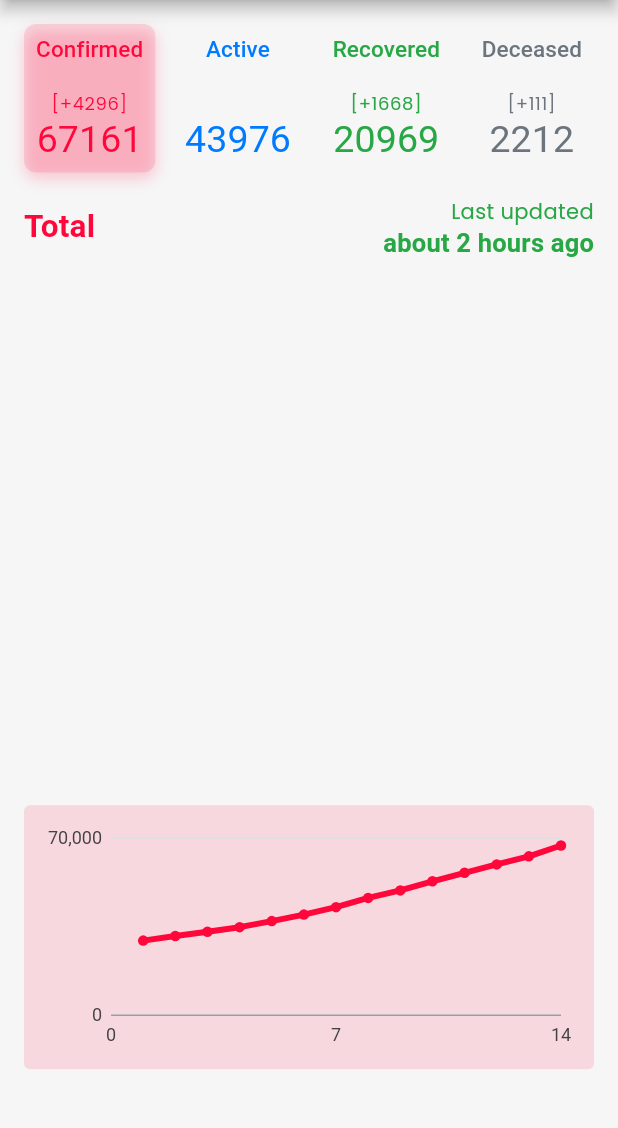
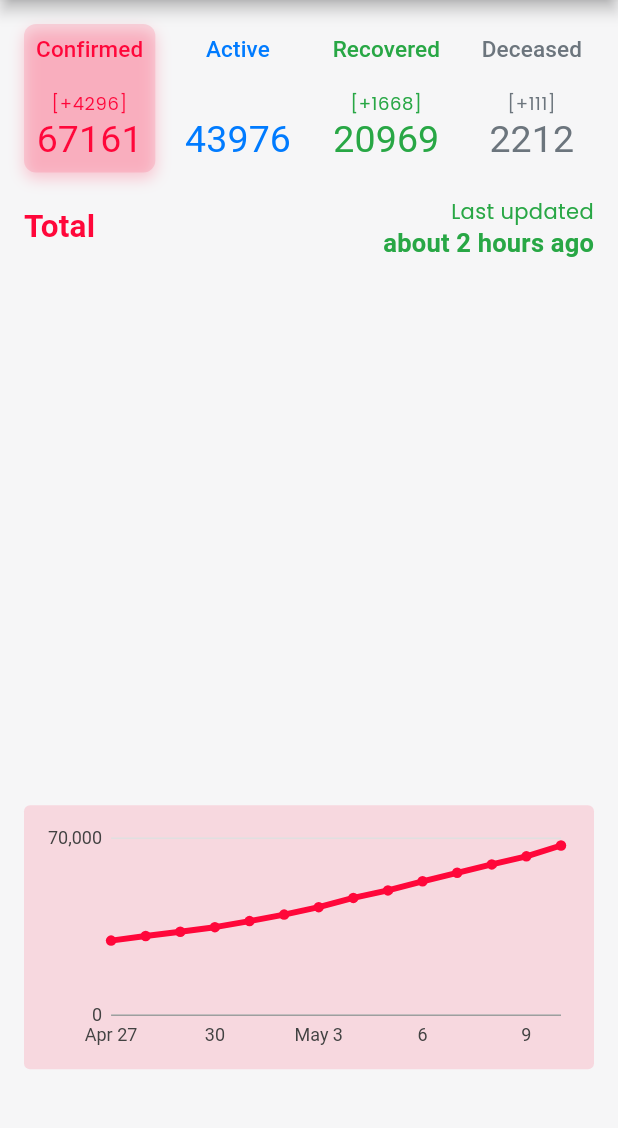
Before and after one commit to curioustechizen/covid19india-flutter, a Flutter app: the screen it shows after launch, on a phone screen of 412 x 824 dp, the part 84-1212 px from its top. Run offline on Flutter 3.47's test engine with Material 2 defaults, Android fonts, the phone set to English and light mode, and no system bars; our stand-ins replace charts_flutter, google_fonts; missing offline and left inert: built_path_annotations, matrix_gesture_detector; Roboto replaces fonts that are missing (Overpass); statements that could not run were skipped.

Commit message:
Use TimeSeriesChart which is what we need

```diff
--- a/lib/data/hardcoded_data.dart
+++ b/lib/data/hardcoded_data.dart
@@ -40,19 +40,19 @@ final Map<StateUT, int> summaryStats = {
   StateUT.an: 33
 };
 
-final Map<int, int> historicalConfirmed = {
-  1: 29548,
-  2: 31362,
-  3: 33065,
-  4: 34866,
-  5: 37262,
-  6: 39826,
-  7: 42778,
-  8: 46434,
-  9: 49405,
-  10: 53007,
-  11: 56351,
-  12: 59690,
-  13: 62865,
-  14: 67161,
+final Map<DateTime, int> historicalConfirmed = {
+  DateTime(2020, 4, 27): 29548,
+  DateTime(2020, 4, 28): 31362,
+  DateTime(2020, 4, 29): 33065,
+  DateTime(2020, 4, 30): 34866,
+  DateTime(2020, 5, 1): 37262,
+  DateTime(2020, 5, 2): 39826,
+  DateTime(2020, 5, 3): 42778,
+  DateTime(2020, 5, 4): 46434,
+  DateTime(2020, 5, 5): 49405,
+  DateTime(2020, 5, 6): 53007,
+  DateTime(2020, 5, 7): 56351,
+  DateTime(2020, 5, 8): 59690,
+  DateTime(2020, 5, 9): 62865,
+  DateTime(2020, 5, 10): 67161,
 };
--- a/lib/main.dart
+++ b/lib/main.dart
@@ -19,6 +19,7 @@ class MyApp extends StatelessWidget {
       title: 'Covid19India',
       debugShowCheckedModeBanner: false,
       theme: ThemeData(
+        splashFactory: InkRipple.splashFactory,
           canvasColor: kCanvasColor,
           brightness: Brightness.light,
           primarySwatch:
--- a/lib/screens/home_screen.dart
+++ b/lib/screens/home_screen.dart
@@ -76,7 +76,7 @@ class _HomeScreenState extends State<HomeScreen> {
                 width: 320.0,
                 child: PointsLineChart(
                   historicalConfirmed.entries
-                      .map((MapEntry<int, int> e) =>
+                      .map((MapEntry<DateTime, int> e) =>
                           ChartPoint(date: e.key, count: e.value))
                       .toList(),
                   animate: true,
--- a/lib/widgets/charts/chart_widget.dart
+++ b/lib/widgets/charts/chart_widget.dart
@@ -11,8 +11,9 @@ class PointsLineChart extends StatelessWidget {
 
   @override
   Widget build(BuildContext context) {
-    return new charts.LineChart(_initChartSeries(),
+    return new charts.TimeSeriesChart(_initChartSeries(),
         animate: animate,
+        domainAxis: new charts.EndPointsTimeAxisSpec(),
         defaultRenderer: new charts.LineRendererConfig(
             includePoints: true,
             roundEndCaps: true,
@@ -21,9 +22,9 @@ class PointsLineChart extends StatelessWidget {
     );
   }
 
-  List<charts.Series<ChartPoint, int>> _initChartSeries() {
+  List<charts.Series<ChartPoint, DateTime>> _initChartSeries() {
     return [
-      charts.Series<ChartPoint, int>(
+      charts.Series<ChartPoint, DateTime>(
           id: 'Confirmed',
           data: chartPoints,
           domainFn: (ChartPoint pt, _) => pt.date,
@@ -35,7 +36,7 @@ class PointsLineChart extends StatelessWidget {
 }
 
 class ChartPoint {
-  final int date;
+  final DateTime date;
   final int count;
 
   ChartPoint({this.date, this.count});
```
